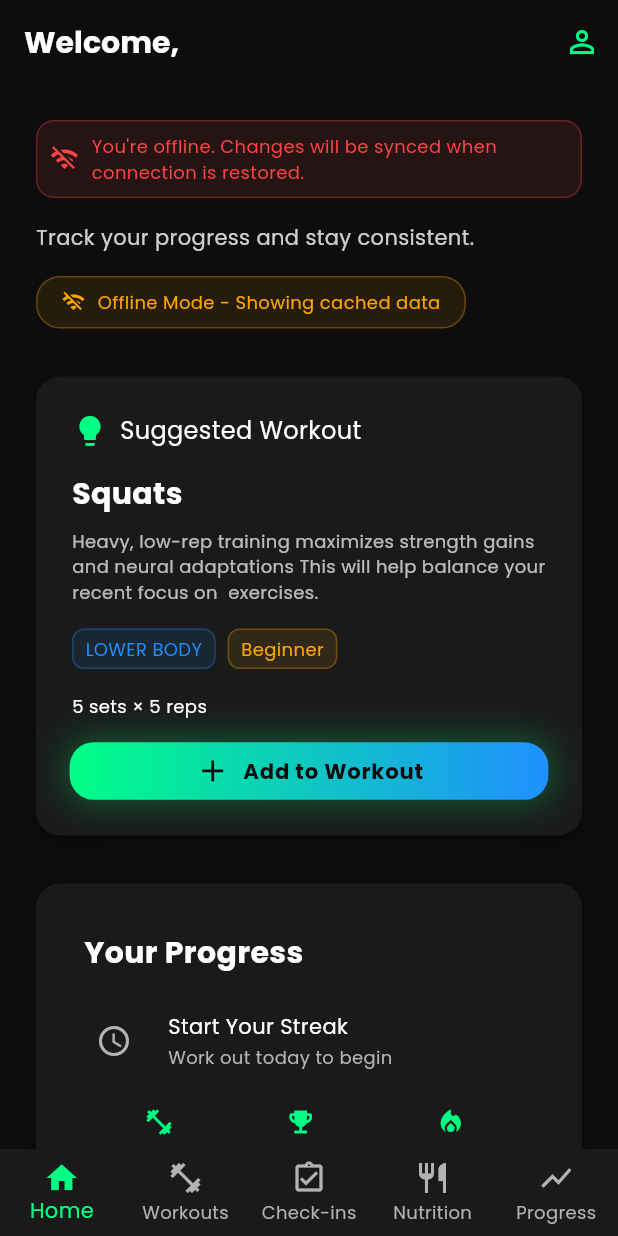
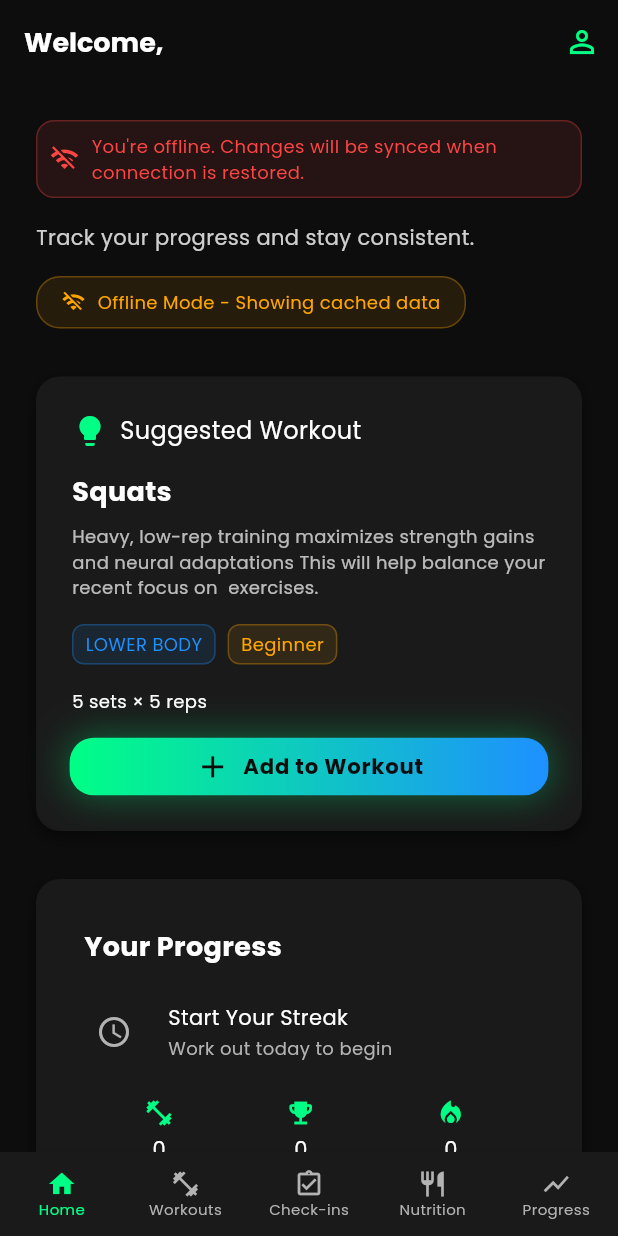
Before and after one commit to axcool99/fitlife-app, a Flutter app: the screen it shows once a user with an empty profile is signed in, on a phone screen of 412 x 824 dp. Run offline on Flutter 3.47's test engine with Material 3 defaults, Android fonts, the phone set to English and light mode, and no system bars; our stand-ins replace cached_network_image, cloud_firestore, connectivity_plus, firebase_auth, firebase_core, fl_chart and 4 more; missing offline and left inert: health; accounts and stored records are empty; statements that could not run were skipped.

Commit message:
Fix iOS build issues and UI improvements
- Fix bundle identifier conflict by changing to com.axcool.fitlife
- Resolve Hive serialization errors for CheckIn objects
- Fix badge display issues by supporting fitness_centre icon variant
- Show all earned badges instead of just recent ones
- Make bottom navigation smaller and remove click effects
- Resize submit check-in button to be more compact

```diff
--- a/lib/checkin_screen.dart
+++ b/lib/checkin_screen.dart
@@ -310,6 +310,9 @@ class _CheckInScreenState extends State<CheckInScreen> {
                   icon: Icons.check,
                   onPressed: _isLoading ? null : _submitCheckIn,
                   isLoading: _isLoading,
+                  height: 44, // Smaller height
+                  textSize: 14, // Smaller text
+                  iconPadding: 8, // Less padding between icon and text
                 ),
               ),
 
--- a/lib/home_screen.dart
+++ b/lib/home_screen.dart
@@ -478,7 +478,7 @@ class _HomeScreenState extends State<HomeScreen> {
                                     color: FitLifeTheme.primaryText,
                                     useCleanStyle: true,
                                   ),
-                                  if (summary.recentBadges.isNotEmpty)
+                                  if (summary.totalBadges > 0)
                                     Container(
                                       padding: const EdgeInsets.symmetric(
                                         horizontal: FitLifeTheme.spacingS,
@@ -497,7 +497,7 @@ class _HomeScreenState extends State<HomeScreen> {
                                           ),
                                           const SizedBox(width: 4),
                                           AppText(
-                                            '${summary.recentBadges.length}',
+                                            '${summary.totalBadges}',
                                             type: AppTextType.bodySmall,
                                             color: FitLifeTheme.accentGreen,
                                             useCleanStyle: true,
@@ -580,11 +580,11 @@ class _HomeScreenState extends State<HomeScreen> {
                                 ],
                               ),
 
-                              // Recent Badges
-                              if (summary.recentBadges.isNotEmpty) ...[
+                              // Badges
+                              if (summary.totalBadges > 0) ...[
                                 const SizedBox(height: FitLifeTheme.spacingL),
                                 AppText(
-                                  'Recent Badges',
+                                  'Badges',
                                   type: AppTextType.bodyMedium,
                                   color: FitLifeTheme.primaryText,
                                   useCleanStyle: true,
@@ -1650,6 +1650,7 @@ class _HomeScreenState extends State<HomeScreen> {
       case 'emoji_events':
         return Icons.emoji_events;
       case 'fitness_center':
+      case 'fitness_centre': // Handle British spelling variant
         return Icons.fitness_center;
       case 'sports_handball':
         return Icons.sports_handball;
--- a/lib/main_scaffold.dart
+++ b/lib/main_scaffold.dart
@@ -89,7 +89,12 @@ class _MainScaffoldState extends State<MainScaffold> {
         index: _selectedIndex,
         children: _screens,
       ),
-      bottomNavigationBar: BottomNavigationBar(
+      bottomNavigationBar: Theme(
+        data: Theme.of(context).copyWith(
+          splashColor: Colors.transparent,
+          highlightColor: Colors.transparent,
+        ),
+        child: BottomNavigationBar(
           backgroundColor: FitLifeTheme.surfaceColor,
           selectedItemColor: FitLifeTheme.accentGreen,
           unselectedItemColor: FitLifeTheme.textSecondary,
@@ -97,7 +102,11 @@ class _MainScaffoldState extends State<MainScaffold> {
           onTap: _onItemTapped,
           type: BottomNavigationBarType.fixed,
           showUnselectedLabels: true,
+          iconSize: 20, // Smaller icons
+          selectedFontSize: 10, // Smaller selected text
+          unselectedFontSize: 10, // Smaller unselected text
           items: _navItems,
+        ),
       ),
     );
   }
--- a/lib/services/gamification_service.dart
+++ b/lib/services/gamification_service.dart
@@ -331,9 +331,7 @@ class GamificationService {
       currentStreak: streak.current,
       longestStreak: streak.longest,
       totalBadges: badges.length,
-      recentBadges: badges.where((badge) =>
-        badge.earnedAt.isAfter(DateTime.now().subtract(const Duration(days: 7)))
-      ).toList(),
+      recentBadges: badges, // Show all badges instead of just recent ones
       totalWorkouts: totalWorkouts,
     );
   }
--- a/lib/ui/theme/theme.dart
+++ b/lib/ui/theme/theme.dart
@@ -36,13 +36,13 @@ class FitLifeTheme {
     displayLarge: TextStyle(
       fontFamily: fontFamily,
       fontWeight: FontWeight.bold,
-      fontSize: 28,
+      fontSize: 24,
       color: primaryText,
     ),
     displayMedium: TextStyle(
       fontFamily: fontFamily,
       fontWeight: FontWeight.bold,
-      fontSize: 24,
+      fontSize: 18,
       color: primaryText,
     ),
     bodyLarge: TextStyle(
@@ -65,19 +65,19 @@ class FitLifeTheme {
 
   // ===== COMPONENT COMPATIBILITY TYPOGRAPHY =====
   static TextStyle get headingLarge => GoogleFonts.poppins(
-    fontSize: 32,
+    fontSize: 24,
     fontWeight: FontWeight.bold,
     color: textPrimary,
   );
 
   static TextStyle get headingMedium => GoogleFonts.poppins(
-    fontSize: 24,
+    fontSize: 20,
     fontWeight: FontWeight.bold,
     color: textPrimary,
   );
 
   static TextStyle get headingSmall => GoogleFonts.poppins(
-    fontSize: 20,
+    fontSize: 18,
     fontWeight: FontWeight.bold,
     color: textPrimary,
   );
```
Also changed, not shown: lib/models/checkin.dart (+16 -0 lines), lib/services/cache_service.dart (+4 -3 lines), 2 other files. Lines whose indentation alone changed are shown as unchanged.
